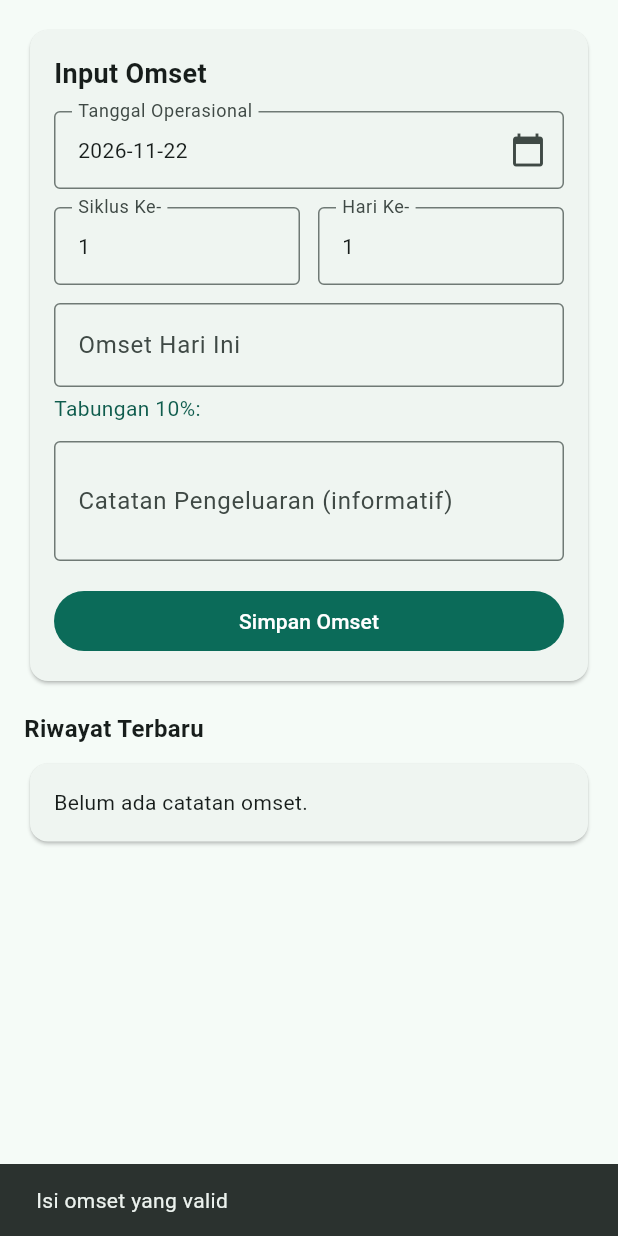
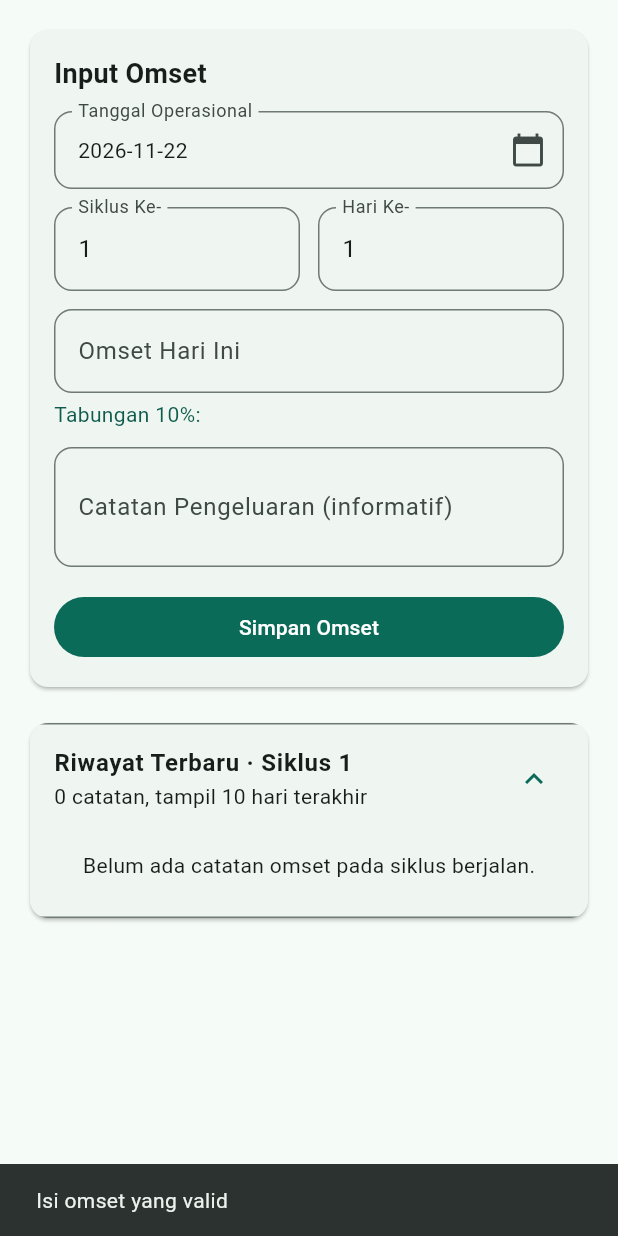
Before and after one commit to aliimron1909/omset-warmad-mobile, a Flutter app: the InputTab widget shown alone on an empty page, opened directly with empty values, after a tap on "Simpan Omset", on a phone screen of 412 x 824 dp. Run offline on Flutter 3.47's test engine with Material 3 defaults, Android fonts, the phone set to English and light mode, and no system bars.

Commit message:
Perbaikan UI dashboard dan input

```diff
--- a/lib/main.dart
+++ b/lib/main.dart
@@ -562,9 +562,10 @@ class _HomePageState extends State<HomePage> {
           const SizedBox(height: 8),
           DropdownButtonFormField<String>(
             value: cycleItems.any((i) => i.value == _cycleSel) ? _cycleSel : 'running',
-            decoration: const InputDecoration(
+            decoration: InputDecoration(
               labelText: 'Tampilkan siklus',
-              border: OutlineInputBorder(),
+              border: OutlineInputBorder(borderRadius: BorderRadius.circular(12)),
+              contentPadding: const EdgeInsets.symmetric(horizontal: 14, vertical: 14),
             ),
             items: cycleItems,
             onChanged: (v) => setState(() => _cycleSel = v ?? 'running'),
@@ -702,6 +703,8 @@ class InputTab extends StatefulWidget {
 class _InputTabState extends State<InputTab> {
   final _omsetCtrl = TextEditingController();
   final _expCtrl = TextEditingController();
+  final _cycleCtrl = TextEditingController();
+  final _dayCtrl = TextEditingController();
   late String _date;
   String? _editDate;
 
@@ -714,10 +717,56 @@ class _InputTabState extends State<InputTab> {
   }
 
   @override
+  void didUpdateWidget(covariant InputTab oldWidget) {
+    super.didUpdateWidget(oldWidget);
+    if (oldWidget.activeWarung?.id != widget.activeWarung?.id) {
+      _editDate = null;
+      _date = _today();
+      _omsetCtrl.clear();
+      _expCtrl.clear();
+      _cycleCtrl.clear();
+      _dayCtrl.clear();
+    }
+  }
+
+  @override
   void dispose() {
     _omsetCtrl.dispose();
     _expCtrl.dispose();
+    _cycleCtrl.dispose();
+    _dayCtrl.dispose();
     super.dispose();
+  }
+
+  String _dayName(String iso) {
+    const names = ['Senin', 'Selasa', 'Rabu', 'Kamis', 'Jumat', 'Sabtu', 'Minggu'];
+    final d = DateTime.tryParse(iso);
+    if (d == null) return iso;
+    return names[d.weekday - 1];
+  }
+
+  void _syncCycleDay(WarungData w, String date) {
+    final ac = cycleOfDate(date, w.settings.cr);
+    if (ac != null) {
+      final sp = cycSpan(ac, w.settings.cr);
+      final day = sp == null ? 1 : diffD(sp.s, date) + 1;
+      _cycleCtrl.text = '$ac';
+      _dayCtrl.text = '$day';
+    } else {
+      if (_editDate != null) {
+        final old = w.records.firstWhere((r) => r.date == _editDate,
+            orElse: () => OmRecord(date: date, cycle: 1, day: 1, omset: 0));
+        _cycleCtrl.text = '${old.cycle}';
+        _dayCtrl.text = '${old.day}';
+      } else {
+        final maxCycle = w.records.isEmpty
+            ? 1
+            : w.records.map((r) => r.cycle).reduce((a, b) => a > b ? a : b);
+        final inC = w.records.where((r) => r.cycle == maxCycle).length;
+        _cycleCtrl.text = '$maxCycle';
+        _dayCtrl.text = '${(inC + 1).clamp(1, 31)}';
+      }
+    }
   }
 
   String _fmtRp(String raw) {
@@ -755,12 +804,14 @@ class _InputTabState extends State<InputTab> {
     return out;
   }
 
-  void _loadForEdit(OmRecord r) {
+  void _loadForEdit(WarungData w, OmRecord r) {
     setState(() {
       _editDate = r.date;
       _date = r.date;
       _omsetCtrl.text = _fmtRp(r.omset.round().toString());
       _expCtrl.text = r.expense;
+      _cycleCtrl.text = '${r.cycle}';
+      _dayCtrl.text = '${r.day}';
     });
   }
 
@@ -771,6 +822,8 @@ class _InputTabState extends State<InputTab> {
       _omsetCtrl.clear();
       _expCtrl.clear();
     });
+    final w = widget.activeWarung;
+    if (w != null) _syncCycleDay(w, _date);
   }
 
   Future<void> _pickDate() async {
@@ -786,12 +839,13 @@ class _InputTabState extends State<InputTab> {
       setState(() {
         _date = picked.toString().substring(0, 10);
         if (_editDate != null && _editDate != _date) {
-          // changing date while editing: keep as new edit context only if same
           _editDate = null;
           _omsetCtrl.clear();
           _expCtrl.clear();
         }
       });
+      final w = widget.activeWarung;
+      if (w != null) _syncCycleDay(w, _date);
     }
   }
 
@@ -807,26 +861,8 @@ class _InputTabState extends State<InputTab> {
       return;
     }
 
-    final ac = cycleOfDate(_date, w.settings.cr);
-    int cycle;
-    int day;
-    if (ac != null) {
-      cycle = ac;
-      final sp = cycSpan(ac, w.settings.cr);
-      day = sp == null ? 1 : diffD(sp.s, _date) + 1;
-    } else {
-      // manual fallback: gunakan siklus dari record teredit atau siklus terakhir atau 1
-      if (_editDate != null) {
-        final old = w.records.firstWhere((r) => r.date == _editDate, orElse: () => OmRecord(date: _date, cycle: 1, day: 1, omset: 0));
-        cycle = old.cycle;
-        day = old.day;
-      } else {
-        final maxCycle = w.records.isEmpty ? 1 : w.records.map((r) => r.cycle).reduce((a, b) => a > b ? a : b);
-        cycle = maxCycle;
-        final inC = w.records.where((r) => r.cycle == cycle).length;
-        day = (inC + 1).clamp(1, 31);
-      }
-    }
+    final cycle = int.tryParse(_cycleCtrl.text.trim()) ?? (cycleOfDate(_date, w.settings.cr) ?? 1);
+    final day = (int.tryParse(_dayCtrl.text.trim()) ?? 1).clamp(1, 31);
 
     final rec = OmRecord(
       date: _date,
@@ -873,15 +909,20 @@ class _InputTabState extends State<InputTab> {
       return const Center(child: Text('Belum ada warung. Sinkronkan dulu dari Dashboard.'));
     }
 
+    if (_cycleCtrl.text.isEmpty || _dayCtrl.text.isEmpty) _syncCycleDay(w, _date);
+
     final ac = cycleOfDate(_date, w.settings.cr);
     final auto = ac != null;
     final sp = auto ? cycSpan(ac!, w.settings.cr) : null;
-    final cycle = auto ? ac! : (w.records.isEmpty ? 1 : w.records.map((r) => r.cycle).reduce((a, b) => a > b ? a : b));
-    final day = auto && sp != null ? diffD(sp.s, _date) + 1 : (w.records.where((r) => r.cycle == cycle).length + 1);
+    final cycle = int.tryParse(_cycleCtrl.text.trim()) ?? (auto ? ac! : 1);
+    final day = int.tryParse(_dayCtrl.text.trim()) ?? 1;
     final existing = w.records.where((r) => r.date == _date && r.date != _editDate).toList();
     final miss = _missingDates(w, cycle);
     final preview = _parseRp(_omsetCtrl.text) * w.settings.pct / 100;
-    final recent = [...w.records]..sort((a, b) => b.date.compareTo(a.date));
+    final runningCycle = cycleOfDate(_today(), w.settings.cr) ?? 1;
+    final recent = w.records.where((r) => r.cycle == runningCycle).toList()
+      ..sort((a, b) => b.date.compareTo(a.date));
+    final recentShown = recent.take(10).toList();
 
     return ListView(
       padding: const EdgeInsets.all(16),
@@ -889,7 +930,7 @@ class _InputTabState extends State<InputTab> {
         if (st.warung.length > 1)
           DropdownButtonFormField<String>(
             value: w.id,
-            decoration: const InputDecoration(labelText: 'Warung', border: OutlineInputBorder()),
+            decoration: InputDecoration(labelText: 'Warung', border: OutlineInputBorder(borderRadius: BorderRadius.circular(12))),
             items: st.warung.map((x) => DropdownMenuItem(value: x.id, child: Text(x.settings.nama))).toList(),
             onChanged: (v) { if (v != null) widget.onWarungChanged(v); },
           ),
@@ -923,7 +964,10 @@ class _InputTabState extends State<InputTab> {
                                 children: [
                                   Expanded(child: Text(d)),
                                   TextButton(
-                                    onPressed: () => setState(() { _date = d; _editDate = null; _omsetCtrl.clear(); _expCtrl.clear(); }),
+                                    onPressed: () {
+                                      setState(() { _date = d; _editDate = null; _omsetCtrl.clear(); _expCtrl.clear(); });
+                                      _syncCycleDay(w, d);
+                                    },
                                     child: const Text('Isi Tanggal Ini'),
                                   ),
                                 ],
@@ -937,22 +981,50 @@ class _InputTabState extends State<InputTab> {
                 InkWell(
                   onTap: _pickDate,
                   child: InputDecorator(
-                    decoration: const InputDecoration(labelText: 'Tanggal Operasional', border: OutlineInputBorder(), suffixIcon: Icon(Icons.calendar_today)),
+                    decoration: InputDecoration(
+                      labelText: 'Tanggal Operasional',
+                      border: OutlineInputBorder(borderRadius: BorderRadius.circular(12)),
+                      suffixIcon: const Icon(Icons.calendar_today),
+                    ),
                     child: Text(_date),
                   ),
                 ),
                 if (existing.isNotEmpty) ...[
-                  const SizedBox(height: 8),
+                  const SizedBox(height: 10),
                   Container(
                     width: double.infinity,
-                    padding: const EdgeInsets.all(10),
-                    decoration: BoxDecoration(color: const Color(0xFFFFF7E6), borderRadius: BorderRadius.circular(8)),
-                    child: Wrap(
-                      crossAxisAlignment: WrapCrossAlignment.center,
-                      spacing: 8,
+                    padding: const EdgeInsets.all(12),
+                    decoration: BoxDecoration(
+                      color: const Color(0xFFF3F7F6),
+                      borderRadius: BorderRadius.circular(12),
+                      border: Border.all(color: const Color(0xFFB7D1CB)),
+                    ),
+                    child: Row(
+                      crossAxisAlignment: CrossAxisAlignment.start,
                       children: [
-                        Text('Tanggal ini sudah dicatat (${widget.rupiah(existing.first.omset)}).'),
-                        TextButton(onPressed: () => _loadForEdit(existing.first), child: const Text('Edit Catatan')),
+                        const Icon(Icons.info_outline, color: Color(0xFF0F5C4D)),
+                        const SizedBox(width: 10),
+                        Expanded(
+                          child: Column(
+                            crossAxisAlignment: CrossAxisAlignment.start,
+                            children: [
+                              const Text('Tanggal ini sudah memiliki catatan',
+                                  style: TextStyle(fontWeight: FontWeight.w600, color: Color(0xFF0F5C4D))),
+                              const SizedBox(height: 2),
+                              Text('Omset tercatat ${widget.rupiah(existing.first.omset)}. Anda bisa mengedit catatan yang sudah ada.',
+                                  style: const TextStyle(fontSize: 13, color: Colors.black87)),
+                              Align(
+                                alignment: Alignment.centerLeft,
+                                child: TextButton.icon(
+                                  onPressed: () => _loadForEdit(w, existing.first),
+                                  icon: const Icon(Icons.edit_outlined, size: 18),
+                                  label: const Text('Edit Catatan'),
+                                  style: TextButton.styleFrom(padding: EdgeInsets.zero),
+                                ),
+                              ),
+                            ],
+                          ),
+                        ),
                       ],
                     ),
                   ),
@@ -960,28 +1032,44 @@ class _InputTabState extends State<InputTab> {
                 const SizedBox(height: 12),
                 Row(
                   children: [
-                    Expanded(child: InputDecorator(
-                      decoration: const InputDecoration(labelText: 'Siklus Ke-', border: OutlineInputBorder()),
-                      child: Text('$cycle'),
-                    )),
+                    Expanded(
+                      child: TextField(
+                        controller: _cycleCtrl,
+                        keyboardType: TextInputType.number,
+                        decoration: InputDecoration(
+                          labelText: 'Siklus Ke-',
+                          border: OutlineInputBorder(borderRadius: BorderRadius.circular(12)),
+                        ),
+                      ),
+                    ),
                     const SizedBox(width: 12),
-                    Expanded(child: InputDecorator(
-                      decoration: const InputDecoration(labelText: 'Hari Ke-', border: OutlineInputBorder()),
-                      child: Text('$day${auto && sp != null ? ' / ${sp.len}' : ''}'),
-                    )),
+                    Expanded(
+                      child: TextField(
+                        controller: _dayCtrl,
+                        keyboardType: TextInputType.number,
+                        decoration: InputDecoration(
+                          labelText: 'Hari Ke-${auto && sp != null ? ' (1–${sp.len})' : ''}',
+                          border: OutlineInputBorder(borderRadius: BorderRadius.circular(12)),
+                        ),
+                      ),
+                    ),
                   ],
                 ),
                 if (auto && sp != null)
                   Padding(
                     padding: const EdgeInsets.only(top: 6),
-                    child: Text('Siklus $cycle: ${sp.s} s/d ${sp.e} (${sp.len} hari). Terisi otomatis dari tanggal.',
+                    child: Text('Siklus ${_cycleCtrl.text}: ${sp.s} s/d ${sp.e} (${sp.len} hari). Otomatis mengikuti tanggal, bisa diedit.',
                         style: const TextStyle(fontSize: 12, color: Color(0xFF0F5C4D))),
                   ),
                 const SizedBox(height: 12),
                 TextField(
                   controller: _omsetCtrl,
                   keyboardType: TextInputType.number,
-                  decoration: const InputDecoration(labelText: 'Omset Hari Ini', hintText: 'Rp 0', border: OutlineInputBorder()),
+                  decoration: InputDecoration(
+                    labelText: 'Omset Hari Ini',
+                    hintText: 'Rp 0',
+                    border: OutlineInputBorder(borderRadius: BorderRadius.circular(12)),
+                  ),
                   onChanged: (v) {
                     final f = _fmtRp(v);
                     if (f != v) {
@@ -997,9 +1085,9 @@ class _InputTabState extends State<InputTab> {
                 TextField(
                   controller: _expCtrl,
                   maxLines: 2,
-                  decoration: const InputDecoration(
+                  decoration: InputDecoration(
                     labelText: 'Catatan Pengeluaran (informatif)',
-                    border: OutlineInputBorder(),
+                    border: OutlineInputBorder(borderRadius: BorderRadius.circular(12)),
                   ),
                 ),
                 const SizedBox(height: 16),
@@ -1022,25 +1110,49 @@ class _InputTabState extends State<InputTab> {
           ),
         ),
         const SizedBox(height: 16),
-        const Text('Riwayat Terbaru', style: TextStyle(fontSize: 16, fontWeight: FontWeight.bold)),
-        const SizedBox(height: 8),
-        if (recent.isEmpty)
-          const Card(child: Padding(padding: EdgeInsets.all(16), child: Text('Belum ada catatan omset.')))
+        Card(
+          clipBehavior: Clip.antiAlias,
+          child: ExpansionTile(
+            initiallyExpanded: true,
+            title: Text('Riwayat Terbaru · Siklus $runningCycle',
+                style: const TextStyle(fontSize: 16, fontWeight: FontWeight.bold)),
+            subtitle: Text('${recent.length} catatan, tampil 10 hari terakhir'),
+            childrenPadding: const EdgeInsets.fromLTRB(12, 0, 12, 12),
+            children: [
+              if (recentShown.isEmpty)
+                const Padding(
+                  padding: EdgeInsets.all(12),
+                  child: Text('Belum ada catatan omset pada siklus berjalan.'),
+                )
               else
-          ...recent.take(20).map((r) => Card(
+                ...recentShown.asMap().entries.map((e) {
+                  final i = e.key + 1;
+                  final r = e.value;
+                  return Card(
+                    margin: const EdgeInsets.only(bottom: 8),
                     child: ListTile(
-                  title: Text('${r.date} · Siklus ${r.cycle} Hari ${r.day}'),
-                  subtitle: Text(r.expense.isEmpty ? 'Tanpa catatan' : r.expense),
+                      leading: CircleAvatar(
+                        radius: 16,
+                        backgroundColor: const Color(0xFFE6F2EF),
+                        child: Text('$i', style: const TextStyle(fontSize: 12, color: Color(0xFF0F5C4D), fontWeight: FontWeight.bold)),
+                      ),
+                      title: Text(r.date, style: const TextStyle(fontWeight: FontWeight.w600)),
+                      subtitle: Text('${_dayName(r.date)} · Siklus ${r.cycle}${r.expense.isNotEmpty ? ' · ${r.expense}' : ''}'),
                       trailing: Wrap(
-                    spacing: 4,
+                        spacing: 0,
+                        crossAxisAlignment: WrapCrossAlignment.center,
                         children: [
                           Text(widget.rupiah(r.omset), style: const TextStyle(fontWeight: FontWeight.bold)),
-                      IconButton(icon: const Icon(Icons.edit, size: 20), onPressed: () => _loadForEdit(r)),
+                          IconButton(icon: const Icon(Icons.edit, size: 20), onPressed: () => _loadForEdit(w, r)),
                           IconButton(icon: const Icon(Icons.delete_outline, size: 20), onPressed: () => _delete(w, r.date)),
                         ],
                       ),
                     ),
-              )),
+                  );
+                }),
+            ],
+          ),
+        ),
       ],
     );
   }
--- a/pubspec.yaml
+++ b/pubspec.yaml
@@ -1,7 +1,7 @@
 name: warmad_mobile
 description: Aplikasi Omset-WarMad native (Flutter).
 publish_to: 'none'
-version: 5.1.0+10
+version: 5.1.1+11
 
 environment:
   sdk: '>=3.4.0 <4.0.0'
```
Lines whose indentation alone changed are shown as unchanged.
